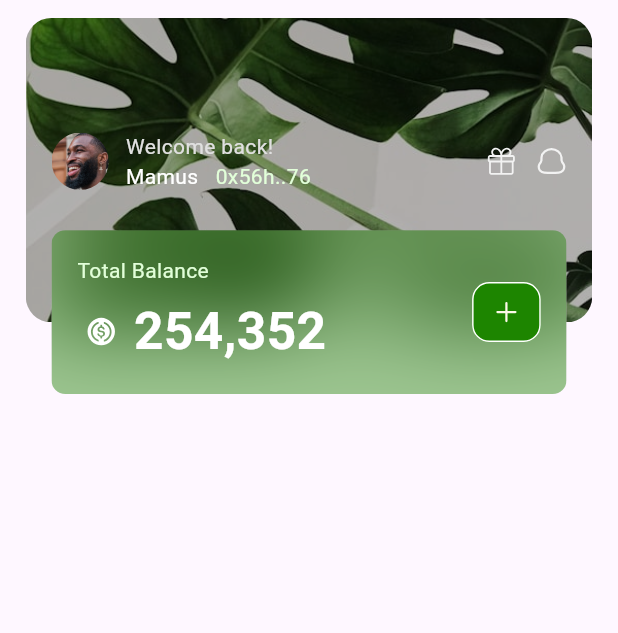
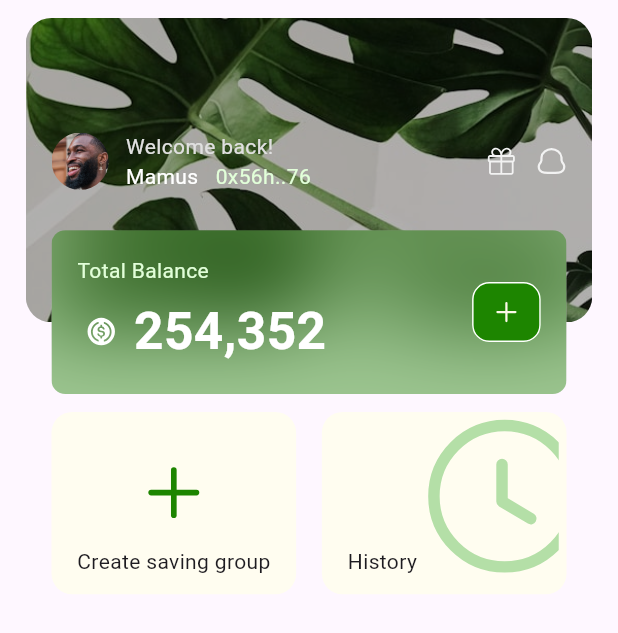
Before and after one commit to Chain-Coop/breadchain-sdk, a Flutter app: the DashboardScreen screen opened directly, on a phone screen of 412 x 824 dp. Shown: the top 633 px of the screen. Run offline on Flutter 3.47's test engine with Material 3 defaults, Android fonts, the phone set to English and light mode, and no system bars; drawn by our look-alikes of blurrycontainer; our stand-ins replace flutter_screenutil, flutter_svg.

Commit message:
feat: Create saving group button and history button

```diff
--- a/lib/presentation/screens/dashboard.dart
+++ b/lib/presentation/screens/dashboard.dart
@@ -1,6 +1,9 @@
+import 'package:breadchain_sdk/config/colors.dart';
 import 'package:breadchain_sdk/config/spacing.dart';
 import 'package:breadchain_sdk/presentation/widgets/profile_card.dart';
 import 'package:flutter/material.dart';
+import 'package:flutter_screenutil/flutter_screenutil.dart';
+import 'package:flutter_svg/flutter_svg.dart';
 
 class DashboardScreen extends StatelessWidget {
   static const routeName = '/';
@@ -18,6 +21,89 @@ class DashboardScreen extends StatelessWidget {
             children: [
               AppSpacing.verticalSpaceSmall,
               const ProfileCard(),
+              AppSpacing.verticalSpaceSmall,
+              Row(
+                children: [
+                  Expanded(
+                    child: Padding(
+                      padding: EdgeInsets.only(
+                          left: AppSpacing.horizontalSpacing,
+                          right: AppSpacing.horizontalSpacing / 2),
+                      child: InkWell(
+                        child: Container(
+                          decoration: BoxDecoration(
+                            color: const Color(0xFFFFFDF0),
+                            borderRadius: BorderRadius.circular(12.r),
+                          ),
+                          child: Column(
+                            children: [
+                              AppSpacing.verticalSpaceMedium,
+                              SvgPicture.asset(
+                                'assets/svgs/plus.svg',
+                                package: 'breadchain_sdk',
+                                colorFilter: const ColorFilter.mode(
+                                  AppColors.primary,
+                                  BlendMode.srcIn,
+                                ),
+                                width: 40.w,
+                                height: 40.h,
+                              ),
+                              AppSpacing.verticalSpaceSmall,
+                              const Text("Create saving group"),
+                              AppSpacing.verticalSpaceSmall,
+                            ],
+                          ),
+                        ),
+                      ),
+                    ),
+                  ),
+                  Expanded(
+                    child: Padding(
+                      padding: EdgeInsets.only(
+                          right: AppSpacing.horizontalSpacing,
+                          left: AppSpacing.horizontalSpacing / 2),
+                      child: InkWell(
+                        child: Container(
+                          decoration: BoxDecoration(
+                            color: const Color(0xFFFFFDF0),
+                            borderRadius: BorderRadius.circular(12.r),
+                          ),
+                          child: Padding(
+                            padding: EdgeInsets.only(
+                                left: AppSpacing.horizontalSpacing),
+                            child: Stack(
+                              children: [
+                                Positioned(
+                                  right: 0,
+                                  child: SvgPicture.asset(
+                                    'assets/svgs/history_large.svg',
+                                    package: 'breadchain_sdk',
+                                    width: 94.w,
+                                    height: 94.h,
+                                  ),
+                                ),
+                                Column(
+                                  verticalDirection: VerticalDirection.down,
+                                  children: [
+                                    SizedBox(
+                                      height: 75.h,
+                                    ),
+                                    const Align(
+                                      alignment: Alignment.centerLeft,
+                                      child: Text("History"),
+                                    ),
+                                    AppSpacing.verticalSpaceSmall,
+                                  ],
+                                ),
+                              ],
+                            ),
+                          ),
+                        ),
+                      ),
+                    ),
+                  )
+                ],
+              )
             ],
           ),
         ),
```
Also changed, not shown: assets/svgs/attention_dot.svg (renamed from assets/svgs/attention-dot.svg).
